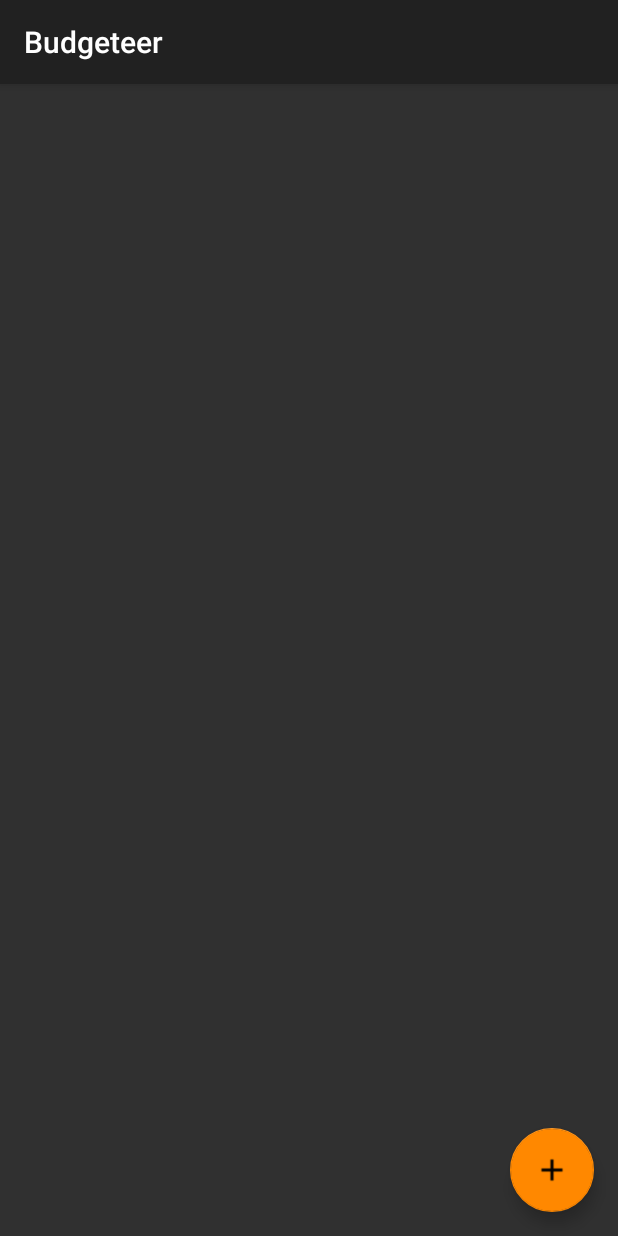
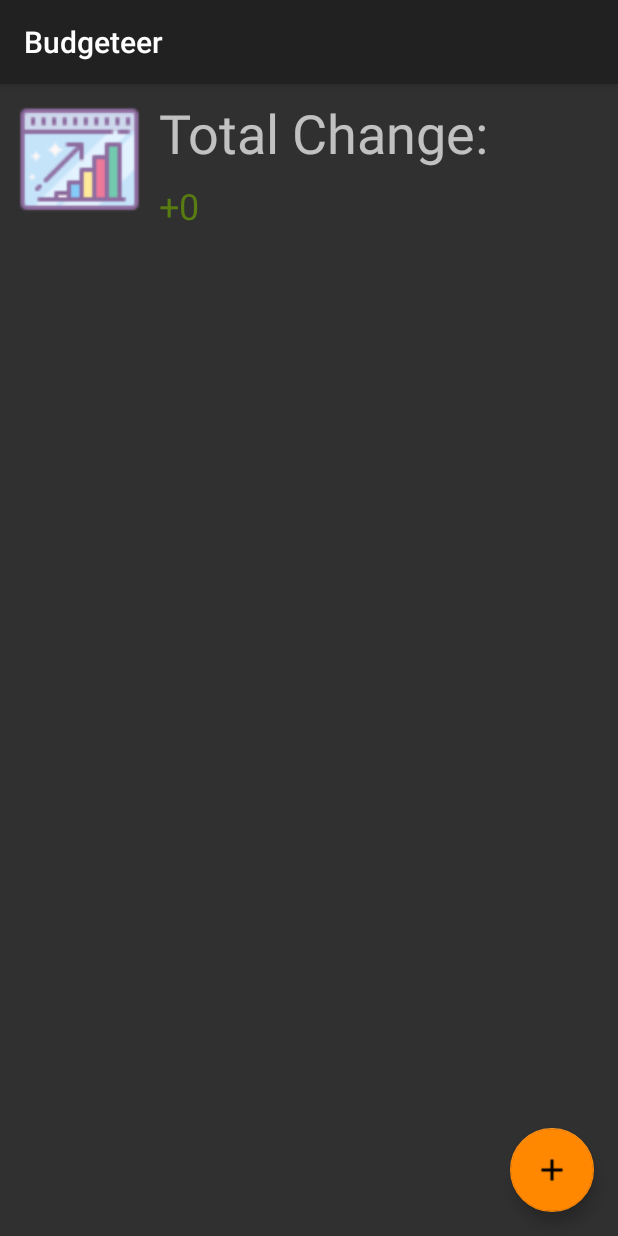
Before and after one commit to napattk/Budgeteer, an Android app: the screen it shows after launch (MainActivity), on a phone screen of 412 x 824 dp. Run offline under Robolectric (Android 15) with nearby library versions, the phone set to English and light mode, and no system bars.

Commit message:
Added total change field to main activity

```diff
--- a/app/src/main/java/com/example/mickey/budgeteer/MainActivity.kt
+++ b/app/src/main/java/com/example/mickey/budgeteer/MainActivity.kt
@@ -1,6 +1,7 @@
 package com.example.mickey.budgeteer
 
 import android.content.Intent
+import android.graphics.Color
 import android.support.v7.app.AppCompatActivity
 import android.os.Bundle
 import android.support.v7.widget.LinearLayoutManager
@@ -14,6 +15,30 @@ class MainActivity : AppCompatActivity() {
         super.onCreate(savedInstanceState)
         setContentView(R.layout.activity_main)
 
+        //Calculate total change
+        var dbHandler = DBHandler(this)
+        var budgetItems = dbHandler.readData()
+        var totalChange = 0;
+
+        budgetItems.iterator().forEach {
+            when(it.type){
+                "Expense" -> totalChange = totalChange - it.amount!!;
+                "Income" -> totalChange = totalChange + it.amount!!;
+            }
+        }
+
+
+        if(totalChange < 0){
+            changeAmountText.setTextColor(Color.parseColor("#8C2A2A"))
+            changeAmountText.setText("-"+totalChange)
+            changeImage.setImageResource(R.drawable.decline)
+        }else{
+            changeAmountText.setTextColor(Color.parseColor("#587C12"))
+            changeAmountText.setText("+"+totalChange)
+            changeImage.setImageResource(R.drawable.increase)
+        }
+
+        //Set-up items list
         budgetList.layoutManager = LinearLayoutManager(this);
         budgetList.adapter = BudgetViewAdapter(this);
 
--- a/app/src/main/res/layout/activity_main.xml
+++ b/app/src/main/res/layout/activity_main.xml
@@ -21,16 +21,55 @@
         app:layout_constraintStart_toStartOf="parent"
         app:srcCompat="@drawable/baseline_add_black_18dp" />
 
+    <ImageView
+        android:id="@+id/changeImage"
+        android:layout_width="90dp"
+        android:layout_height="90dp"
+        android:layout_marginStart="8dp"
+        android:layout_marginTop="8dp"
+        app:layout_constraintStart_toStartOf="parent"
+        app:layout_constraintTop_toTopOf="parent"
+        app:srcCompat="@android:drawable/sym_def_app_icon" />
+
+    <TextView
+        android:id="@+id/textView"
+        android:layout_width="0dp"
+        android:layout_height="wrap_content"
+        android:layout_marginEnd="8dp"
+        android:layout_marginStart="8dp"
+        android:layout_marginTop="8dp"
+        android:text="Total Change:"
+        android:textSize="36sp"
+        app:layout_constraintEnd_toEndOf="parent"
+        app:layout_constraintStart_toEndOf="@+id/changeImage"
+        app:layout_constraintTop_toTopOf="parent" />
+
+    <TextView
+        android:id="@+id/changeAmountText"
+        android:layout_width="0dp"
+        android:layout_height="31dp"
+        android:layout_marginEnd="8dp"
+        android:layout_marginStart="8dp"
+        android:layout_marginTop="8dp"
+        android:text="changeAmount"
+        android:textSize="24sp"
+        app:layout_constraintEnd_toEndOf="parent"
+        app:layout_constraintStart_toEndOf="@+id/changeImage"
+        app:layout_constraintTop_toBottomOf="@+id/textView" />
+
     <android.support.v7.widget.RecyclerView
         android:id="@+id/budgetList"
         android:layout_width="0dp"
-        android:layout_height="wrap_content"
+        android:layout_height="21dp"
         android:layout_marginBottom="8dp"
         android:layout_marginEnd="8dp"
         android:layout_marginStart="8dp"
-        android:layout_marginTop="8dp"
+        android:layout_marginTop="40dp"
+        android:paddingTop="0dp"
         app:layout_constraintBottom_toBottomOf="parent"
         app:layout_constraintEnd_toEndOf="parent"
+        app:layout_constraintHorizontal_bias="0.0"
         app:layout_constraintStart_toStartOf="parent"
-        app:layout_constraintTop_toTopOf="parent" />
+        app:layout_constraintTop_toBottomOf="@+id/changeAmountText"
+        app:layout_constraintVertical_bias="0.0" />
 </android.support.constraint.ConstraintLayout>
--- a/app/src/main/res/values/styles.xml
+++ b/app/src/main/res/values/styles.xml
@@ -6,6 +6,7 @@
         <item name="colorPrimary">@color/colorPrimary</item>
         <item name="colorPrimaryDark">@color/colorPrimaryDark</item>
         <item name="colorAccent">@color/colorAccent</item>
+        <item name="floatingActionButtonStyle">@style/Widget.Design.FloatingActionButton</item>
     </style>
 
 </resources>
```
Also changed, not shown: app/src/main/res/drawable-v24/decline.png (added), app/src/main/res/drawable-v24/increase.png (added).
